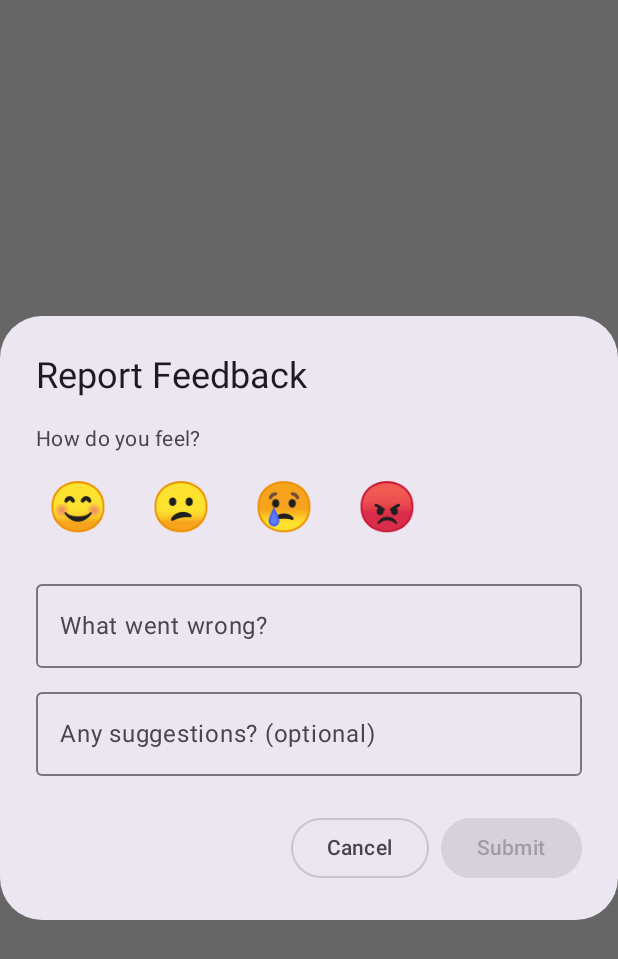
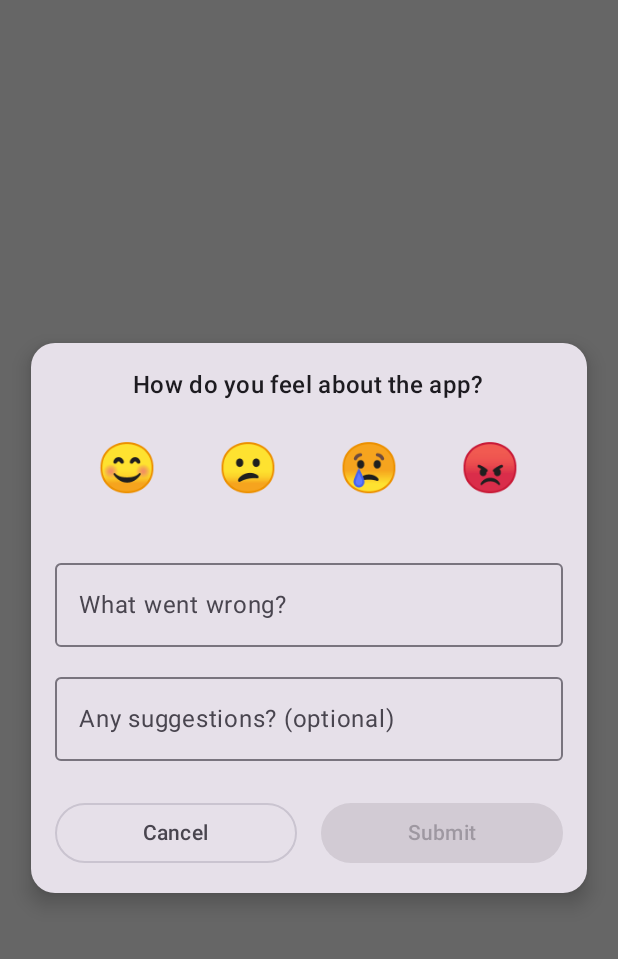
Before and after one commit to amitcodr/EchoBox, an Android app built with Jetpack Compose: the screen it shows after launch (MainActivity), after a tap on "Open EchoBox", on a phone screen of 412 x 824 dp. Shown: the top 959 px of the screen. Run offline under Robolectric (Android 15) with nearby library versions, the phone set to English and light mode, and no system bars.

Commit message:
Improved UI and Fixed Bugs

```diff
--- a/sample/src/main/java/com/github/amitcodr/echobox/MainActivity.kt
+++ b/sample/src/main/java/com/github/amitcodr/echobox/MainActivity.kt
@@ -18,7 +18,6 @@ import androidx.compose.ui.graphics.Color
 import com.github.amitcodr.ui.compose.EchoBox
 
 class MainActivity : ComponentActivity() {
-
     override fun onCreate(savedInstanceState: Bundle?) {
         super.onCreate(savedInstanceState)
 
@@ -30,18 +29,20 @@ class MainActivity : ComponentActivity() {
                     modifier = Modifier.fillMaxSize(),
                     contentAlignment = Alignment.Center
                 ) {
-                    Button(onClick = { showEchoBox = true }) {
+                    Button(onClick = {
+                        showEchoBox = true
+                    }) {
                         Text("Open EchoBox")
                     }
 
                     if (showEchoBox) {
-                        EchoBox()
-                            .allowEmail("support@example.com")
-                            .setColor(Color.Blue)
-                            .onDismiss {
-                                showEchoBox = false
-                            }
-                            .show(activity = this@MainActivity)
+                        EchoBox(
+                            activity = this@MainActivity,
+                            email = "support@example.com",
+                            color = Color.Blue,
+                            onClose = { showEchoBox = false }
+                        )
+
                     }
                 }
             }
--- a/ui-compose/src/main/java/com/github/amitcodr/ui/compose/BugReportDialog.kt
+++ b/ui-compose/src/main/java/com/github/amitcodr/ui/compose/BugReportDialog.kt
@@ -3,17 +3,22 @@ package com.github.amitcodr.ui.compose
 import androidx.compose.foundation.background
 import androidx.compose.foundation.clickable
 import androidx.compose.foundation.layout.Arrangement
+import androidx.compose.foundation.layout.Box
 import androidx.compose.foundation.layout.Column
 import androidx.compose.foundation.layout.Row
 import androidx.compose.foundation.layout.Spacer
+import androidx.compose.foundation.layout.fillMaxSize
 import androidx.compose.foundation.layout.fillMaxWidth
 import androidx.compose.foundation.layout.height
 import androidx.compose.foundation.layout.padding
+import androidx.compose.foundation.layout.width
 import androidx.compose.foundation.rememberScrollState
 import androidx.compose.foundation.shape.CircleShape
+import androidx.compose.foundation.shape.RoundedCornerShape
 import androidx.compose.foundation.verticalScroll
-import androidx.compose.material3.AlertDialog
 import androidx.compose.material3.Button
+import androidx.compose.material3.Card
+import androidx.compose.material3.CardDefaults
 import androidx.compose.material3.MaterialTheme
 import androidx.compose.material3.OutlinedButton
 import androidx.compose.material3.OutlinedTextField
@@ -23,6 +28,7 @@ import androidx.compose.runtime.getValue
 import androidx.compose.runtime.mutableStateOf
 import androidx.compose.runtime.remember
 import androidx.compose.runtime.setValue
+import androidx.compose.ui.Alignment
 import androidx.compose.ui.Modifier
 import androidx.compose.ui.draw.clip
 import androidx.compose.ui.graphics.Color
@@ -35,22 +41,45 @@ import com.github.amitcodr.core.Sentiment
 fun BugReportDialog(
     onDismiss: () -> Unit,
     onSubmit: (BugReport) -> Unit,
-    metadata: Map<String, String>,
-    modifier: Modifier = Modifier
+    metadata: Map<String, String>
 ) {
     var selectedSentiment by remember { mutableStateOf<Sentiment?>(null) }
     var problem by remember { mutableStateOf("") }
     var suggestion by remember { mutableStateOf("") }
 
-    AlertDialog(
-        onDismissRequest = onDismiss,
-        title = { Text("Report Feedback") },
-        text = {
-            Column(modifier = modifier.verticalScroll(rememberScrollState())) {
-                Text("How do you feel?")
-                Spacer(Modifier.height(8.dp))
+    Box(
+        modifier = Modifier
+            .fillMaxSize()
+            .background(Color.Black.copy(alpha = 0.6f)),
+        contentAlignment = Alignment.Center
+    ) {
+        Card(
+            modifier = Modifier
+                .fillMaxWidth(0.9f),
+            shape = RoundedCornerShape(16.dp),
+            elevation = CardDefaults.cardElevation(8.dp)
+        ) {
+            Column(
+                modifier = Modifier
+                    .padding(16.dp)
+                    .verticalScroll(rememberScrollState()),
+                horizontalAlignment = Alignment.CenterHorizontally
+            ) {
+                selectedSentiment?.let { sentiment ->
+                    Text(
+                        text = sentiment.emoji,
+                        fontSize = 64.sp,
+                        modifier = Modifier.padding(bottom = 16.dp)
+                    )
+                }
 
-                Row(horizontalArrangement = Arrangement.spacedBy(12.dp)) {
+                Text(
+                    text = "How do you feel about the app?",
+                    style = MaterialTheme.typography.titleMedium
+                )
+                Spacer(Modifier.height(12.dp))
+
+                Row(horizontalArrangement = Arrangement.spacedBy(16.dp)) {
                     Sentiment.entries.forEach { sentiment ->
                         val isSelected = sentiment == selectedSentiment
                         Text(
@@ -59,16 +88,17 @@ fun BugReportDialog(
                             modifier = Modifier
                                 .clip(CircleShape)
                                 .background(
-                                    if (isSelected) MaterialTheme.colorScheme.primary.copy(alpha = 0.2f)
+                                    if (isSelected)
+                                        MaterialTheme.colorScheme.primary.copy(alpha = 0.2f)
                                     else Color.Transparent
                                 )
                                 .clickable { selectedSentiment = sentiment }
-                                .padding(8.dp)
+                                .padding(12.dp)
                         )
                     }
                 }
 
-                Spacer(Modifier.height(16.dp))
+                Spacer(Modifier.height(24.dp))
 
                 OutlinedTextField(
                     value = problem,
@@ -77,7 +107,7 @@ fun BugReportDialog(
                     modifier = Modifier.fillMaxWidth()
                 )
 
-                Spacer(Modifier.height(8.dp))
+                Spacer(Modifier.height(12.dp))
 
                 OutlinedTextField(
                     value = suggestion,
@@ -85,9 +115,17 @@ fun BugReportDialog(
                     label = { Text("Any suggestions? (optional)") },
                     modifier = Modifier.fillMaxWidth()
                 )
+
+                Spacer(Modifier.height(24.dp))
+
+                Row(
+                    modifier = Modifier.fillMaxWidth(),
+                    horizontalArrangement = Arrangement.SpaceBetween
+                ) {
+                    OutlinedButton(onClick = onDismiss, modifier = Modifier.weight(1f)) {
+                        Text("Cancel")
                     }
-        },
-        confirmButton = {
+                    Spacer(Modifier.width(16.dp))
                     Button(
                         enabled = selectedSentiment != null && problem.isNotBlank(),
                         onClick = {
@@ -101,15 +139,13 @@ fun BugReportDialog(
                                     )
                                 )
                             }
-                }
+                        },
+                        modifier = Modifier.weight(1f)
                     ) {
                         Text("Submit")
                     }
-        },
-        dismissButton = {
-            OutlinedButton(onClick = onDismiss) {
-                Text("Cancel")
                 }
             }
-    )
         }
+    }
+}
--- a/ui-compose/src/main/java/com/github/amitcodr/ui/compose/Echobox.kt
+++ b/ui-compose/src/main/java/com/github/amitcodr/ui/compose/Echobox.kt
@@ -5,9 +5,9 @@ import android.content.Context
 import android.content.Intent
 import android.widget.Toast
 import androidx.activity.ComponentActivity
-import androidx.activity.compose.setContent
 import androidx.compose.material3.MaterialTheme
 import androidx.compose.material3.lightColorScheme
+import androidx.compose.runtime.Composable
 import androidx.compose.runtime.getValue
 import androidx.compose.runtime.mutableStateOf
 import androidx.compose.runtime.remember
@@ -16,84 +16,39 @@ import androidx.compose.ui.graphics.Color
 import com.github.amitcodr.core.BugReport
 import com.github.amitcodr.core.utils.AppInfoUtils
 
-/**
- * EchoBox - a simple feedback/bug report dialog.
- *
- * Usage:
- * - If you want to receive reports via email:
- *      EchoBox().allowEmail("support@example.com").show(this)
- *
- * - If you want to send reports to your own backend (e.g., Firebase, REST API):
- *      EchoBox().onSubmit { report -> myApi.send(report) }.show(this)
- *
- * - Optionally, you can customize color and add dismiss callback.
- */
-class EchoBox {
-
-    private var email: String? = null
-    private var color: Color = Color.Blue
-    private var onDismissCallback: (() -> Unit)? = null
-    private var onSubmitCallback: ((BugReport) -> Unit)? = null
-
-    /**
-     * Provide an email address if you want feedback to be sent via email.
-     * Ignored if [onSubmit] is provided.
-     */
-    fun allowEmail(email: String): EchoBox {
-        this.email = email
-        return this
-    }
-
-    /**
-     * Customize the primary color of the dialog.
-     */
-    fun setColor(color: Color): EchoBox {
-        this.color = color
-        return this
-    }
-
-    /**
-     * Callback when the user dismisses the dialog (presses Cancel).
-     */
-    fun onDismiss(callback: () -> Unit): EchoBox {
-        this.onDismissCallback = callback
-        return this
-    }
-
-    /**
-     * Callback when the user submits a report.
-     * Use this to send feedback to your own backend, Firebase, or any API.
-     * If this is set, [allowEmail] will be ignored.
-     */
-    fun onSubmit(callback: (BugReport) -> Unit): EchoBox {
-        this.onSubmitCallback = callback
-        return this
-    }
-
-    fun show(activity: ComponentActivity) {
+@Composable
+fun EchoBox(
+    activity: ComponentActivity,
+    email: String? = null,
+    color: Color = Color.Blue,
+    onDismiss: (() -> Unit)? = null,
+    onSubmit: ((BugReport) -> Unit)? = null,
+    onClose: (() -> Unit)? = null
+) {
     val metadata = AppInfoUtils.getAppMetadata(activity)
 
-        activity.setContent {
-            MaterialTheme(colorScheme = lightColorScheme(primary = color)) {
     var showDialog by remember { mutableStateOf(true) }
 
     if (showDialog) {
+        MaterialTheme(colorScheme = lightColorScheme(primary = color)) {
             BugReportDialog(
                 onDismiss = {
                     showDialog = false
-                            onDismissCallback?.invoke()
+                    onDismiss?.invoke()
+                    onClose?.invoke()
                 },
                 onSubmit = { report ->
                     showDialog = false
-                            if (onSubmitCallback != null) {
-                                onSubmitCallback?.invoke(report)
+                    onClose?.invoke()
+
+                    if (onSubmit != null) {
+                        onSubmit(report)
                     } else if (email != null) {
-                                sendReportByEmail(activity, report, email!!)
+                        sendReportByEmail(activity, report, email)
                     }
                 },
                 metadata = metadata
             )
-                }
         }
     }
 }
@@ -126,4 +81,3 @@ class EchoBox {
         Toast.makeText(context, "No email app found.", Toast.LENGTH_SHORT).show()
     }
 }
-}
```
Lines whose indentation alone changed are shown as unchanged.
